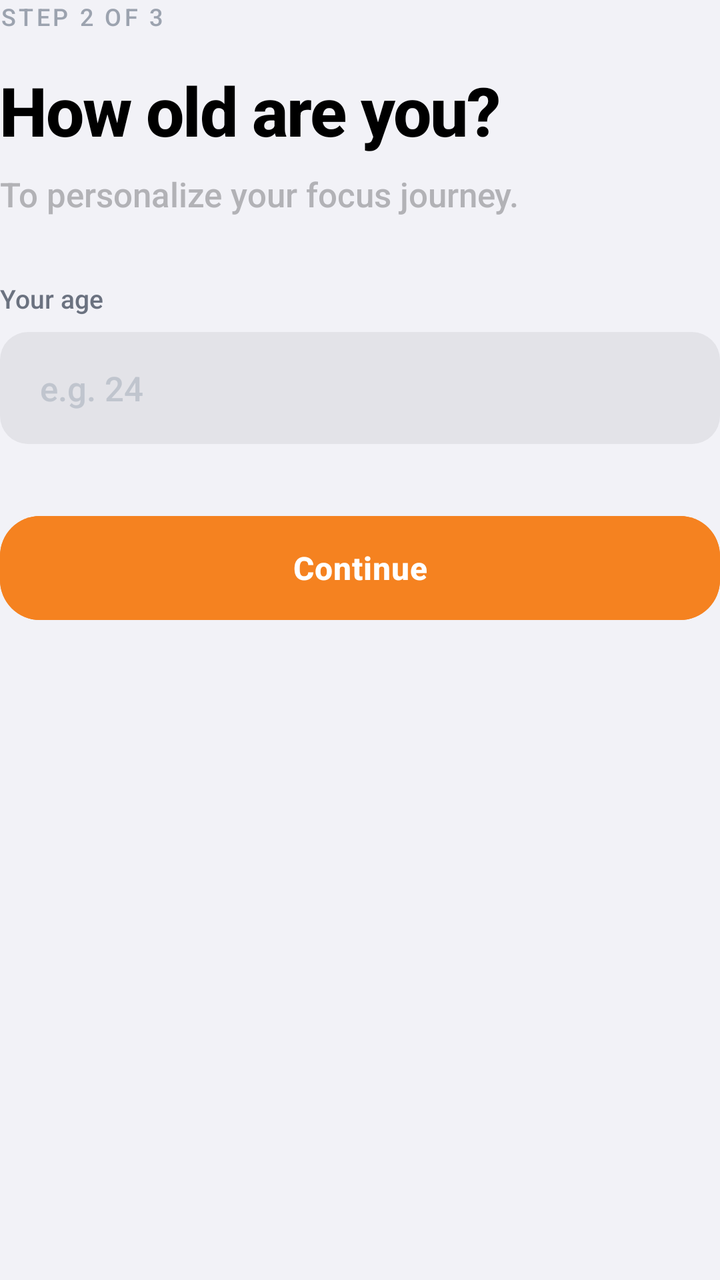
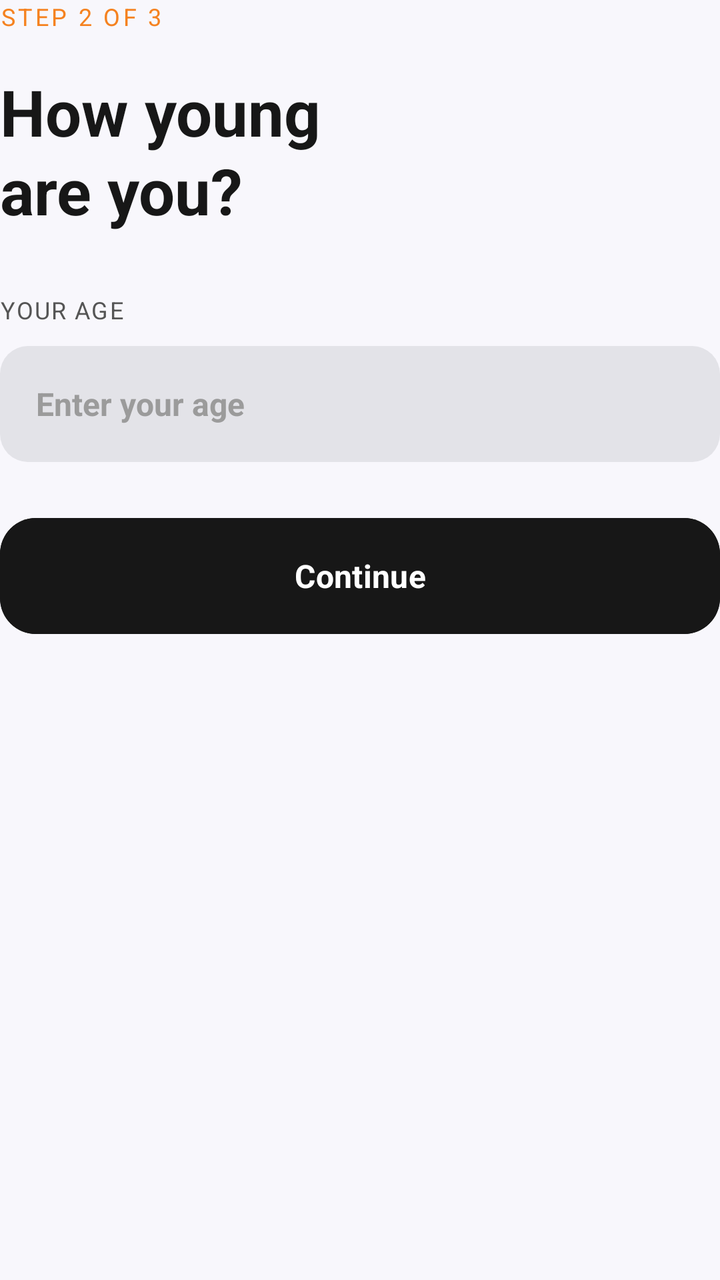

Two renders of the same Android screen: before a commit and after it. Below are the layout's source before the change and the commit's diff.
<!-- AndroidManifest.xml: application theme Theme.Floow -->
<!-- res/layout/step_age.xml -->
<?xml version="1.0" encoding="utf-8"?>
<LinearLayout xmlns:android="http://schemas.android.com/apk/res/android"
    xmlns:app="http://schemas.android.com/apk/res-auto"
    android:layout_width="match_parent"
    android:layout_height="wrap_content"
    android:orientation="vertical"
    android:gravity="start">

    
    <TextView
        android:layout_width="wrap_content"
        android:layout_height="wrap_content"
        android:text="STEP 2 OF 3"
        android:textSize="12sp"
        android:textAllCaps="true"
        android:letterSpacing="0.12"
        android:textColor="#9CA3AF"
        android:fontFamily="sans-serif-medium" />

    <TextView
        android:layout_width="wrap_content"
        android:layout_height="wrap_content"
        android:layout_marginTop="16dp"
        android:text="How old are you?"
        android:lineSpacingExtra="4dp"
        style="@style/IOSLargeTitle" />

    <TextView
        android:layout_width="wrap_content"
        android:layout_height="wrap_content"
        android:layout_marginTop="8dp"
        android:text="To personalize your focus journey."
        style="@style/IOSBody"
        android:alpha="0.65" />

    
    <TextView
        android:layout_width="wrap_content"
        android:layout_height="wrap_content"
        android:layout_marginTop="32dp"
        android:text="Your age"
        android:textSize="13sp"
        android:textColor="#6B7280"
        android:fontFamily="sans-serif-medium" />

    <EditText
        android:id="@+id/etAge"
        android:layout_width="match_parent"
        android:layout_height="56dp"
        android:layout_marginTop="8dp"
        android:background="@drawable/bg_rounded_edit"
        android:hint="e.g. 24"
        android:paddingHorizontal="20dp"
        android:textSize="17sp"
        android:fontFamily="sans-serif-medium"
        android:textColorHint="#C0C5CE"
        android:inputType="number"
        android:maxLines="1" />

    <com.google.android.material.button.MaterialButton
        android:id="@+id/btnContinue"
        android:layout_width="match_parent"
        android:layout_height="60dp"
        android:layout_marginTop="32dp"
        android:text="Continue"
        android:textAllCaps="false"
        android:textSize="16sp"
        android:textStyle="bold"
        android:letterSpacing="0.02"
        android:backgroundTint="#FFF58220"
        app:cornerRadius="20dp"
        app:elevation="0dp" />

</LinearLayout>
<!-- resources referenced by this layout -->
<resources>
  <!-- drawable bg_rounded_edit (drawable) -->
  <?xml version="1.0" encoding="utf-8"?>
  <shape xmlns:android="http://schemas.android.com/apk/res/android">
      <solid android:color="#E3E3E8" /> 
      <corners android:radius="14dp" />
  </shape>
  <style name="IOSBody">
          <item name="android:textSize">17sp</item>
          <item name="android:textColor">@color/text_secondary</item>
          <item name="android:lineSpacingMultiplier">1.2</item>
      </style>
  <style name="IOSLargeTitle">
          <item name="android:textSize">34sp</item>
          <item name="android:textStyle">bold</item>
          <item name="android:textColor">@color/text_primary</item>
          <item name="android:letterSpacing">-0.02</item>
      </style>
  <style name="Theme.Floow" parent="Theme.Material3.Light.NoActionBar">
          <item name="colorPrimary">@color/accent</item>
          <item name="colorOnPrimary">@color/white</item>
          <item name="android:statusBarColor">@color/background</item>
          <item name="android:windowLightStatusBar">true</item>
          <item name="android:navigationBarColor">@color/background</item>
          <item name="android:windowBackground">@color/background</item>
  
          
          <item name="fontFamily">sans-serif-medium</item>
      </style>
  <color name="text_secondary">#FF8E8E93</color>
  <color name="text_primary">#FF000000</color>
  <color name="accent">#FF007AFF</color>
  <color name="white">#FFFFFFFF</color>
  <color name="background">#FFF2F2F7</color>
</resources>

<!-- the commit's change to res/layout/step_age.xml (unified diff, before → after) -->
@@ -1,74 +1,75 @@
 <?xml version="1.0" encoding="utf-8"?>
-<LinearLayout xmlns:android="http://schemas.android.com/apk/res/android"
+<LinearLayout
+    xmlns:android="http://schemas.android.com/apk/res/android"
     xmlns:app="http://schemas.android.com/apk/res-auto"
     android:layout_width="match_parent"
     android:layout_height="wrap_content"
     android:orientation="vertical"
     android:gravity="start">
 
-    
     <TextView
         android:layout_width="wrap_content"
         android:layout_height="wrap_content"
         android:text="STEP 2 OF 3"
+        android:textColor="#FFF58220"
         android:textSize="12sp"
-        android:textAllCaps="true"
-        android:letterSpacing="0.12"
-        android:textColor="#9CA3AF"
-        android:fontFamily="sans-serif-medium" />
+        android:fontFamily="sans-serif-medium"
+        android:letterSpacing="0.12" />
+
+    <TextView
+        android:layout_width="match_parent"
+        android:layout_height="wrap_content"
+        android:layout_marginTop="18dp"
+        android:text="How young \nare you?"
+        android:textColor="#FF171717"
+        android:textSize="32sp"
+        android:fontFamily="sans-serif"
+        android:textStyle="bold"
+        android:lineSpacingExtra="2dp" />
 
     <TextView
         android:layout_width="wrap_content"
         android:layout_height="wrap_content"
-        android:layout_marginTop="16dp"
-        android:text="How old are you?"
-        android:lineSpacingExtra="4dp"
-        style="@style/IOSLargeTitle" />
-
-    <TextView
-        android:layout_width="wrap_content"
-        android:layout_height="wrap_content"
-        android:layout_marginTop="8dp"
-        android:text="To personalize your focus journey."
-        style="@style/IOSBody"
-        android:alpha="0.65" />
-
-    
-    <TextView
-        android:layout_width="wrap_content"
-        android:layout_height="wrap_content"
-        android:layout_marginTop="32dp"
-        android:text="Your age"
-        android:textSize="13sp"
-        android:textColor="#6B7280"
-        android:fontFamily="sans-serif-medium" />
+        android:layout_marginTop="30dp"
+        android:text="YOUR AGE"
+        android:textColor="#FF555555"
+        android:textSize="12sp"
+        android:fontFamily="sans-serif-condensed-medium"
+        android:letterSpacing="0.06" />
 
     <EditText
         android:id="@+id/etAge"
         android:layout_width="match_parent"
-        android:layout_height="56dp"
-        android:layout_marginTop="8dp"
+        android:layout_height="58dp"
+        android:layout_marginTop="10dp"
         android:background="@drawable/bg_rounded_edit"
-        android:hint="e.g. 24"
-        android:paddingHorizontal="20dp"
-        android:textSize="17sp"
-        android:fontFamily="sans-serif-medium"
-        android:textColorHint="#C0C5CE"
+        android:hint="Enter your age"
+        android:paddingHorizontal="18dp"
+        android:textSize="16sp"
+        android:textColor="#FF171717"
+        android:textColorHint="#FF9B9B9B"
+        android:fontFamily="sans-serif"
+        android:textStyle="bold"
         android:inputType="number"
-        android:maxLines="1" />
+        android:maxLines="1"
+        android:singleLine="true"
+        android:imeOptions="actionNext" />
 
     <com.google.android.material.button.MaterialButton
         android:id="@+id/btnContinue"
         android:layout_width="match_parent"
-        android:layout_height="60dp"
-        android:layout_marginTop="32dp"
+        android:layout_height="58dp"
+        android:layout_marginTop="28dp"
         android:text="Continue"
         android:textAllCaps="false"
         android:textSize="16sp"
         android:textStyle="bold"
-        android:letterSpacing="0.02"
-        android:backgroundTint="#FFF58220"
-        app:cornerRadius="20dp"
-        app:elevation="0dp" />
+        android:fontFamily="sans-serif-medium"
+        android:textColor="#FFFFFFFF"
+        android:backgroundTint="#FF171717"
+        app:cornerRadius="18dp"
+        app:elevation="0dp"
+        android:insetTop="0dp"
+        android:insetBottom="0dp" />
 
 </LinearLayout>
<!-- resource entries referenced after the edit -->
@@ -6,17 +6,6 @@
       <solid android:color="#E3E3E8" /> 
       <corners android:radius="14dp" />
   </shape>
-  <style name="IOSBody">
-          <item name="android:textSize">17sp</item>
-          <item name="android:textColor">@color/text_secondary</item>
-          <item name="android:lineSpacingMultiplier">1.2</item>
-      </style>
-  <style name="IOSLargeTitle">
-          <item name="android:textSize">34sp</item>
-          <item name="android:textStyle">bold</item>
-          <item name="android:textColor">@color/text_primary</item>
-          <item name="android:letterSpacing">-0.02</item>
-      </style>
   <style name="Theme.Floow" parent="Theme.Material3.Light.NoActionBar">
           <item name="colorPrimary">@color/accent</item>
           <item name="colorOnPrimary">@color/white</item>
@@ -26,12 +15,11 @@
           <item name="android:windowBackground">@color/background</item>
   
           
-          <item name="fontFamily">sans-serif-medium</item>
+          <item name="fontFamily">sans-serif</item>
+          <item name="android:fontFamily">sans-serif</item>
       </style>
-  <color name="text_secondary">#FF8E8E93</color>
-  <color name="text_primary">#FF000000</color>
   <color name="accent">#FF007AFF</color>
   <color name="white">#FFFFFFFF</color>
-  <color name="background">#FFF2F2F7</color>
+  <color name="background">#FFF8F7FC</color>
 </resources>
 
